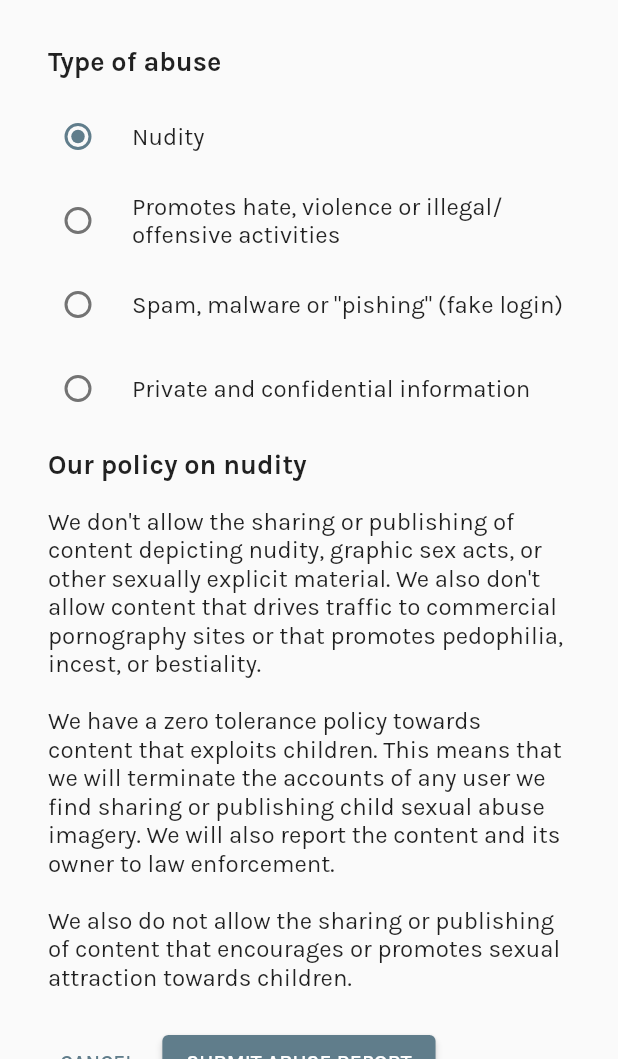
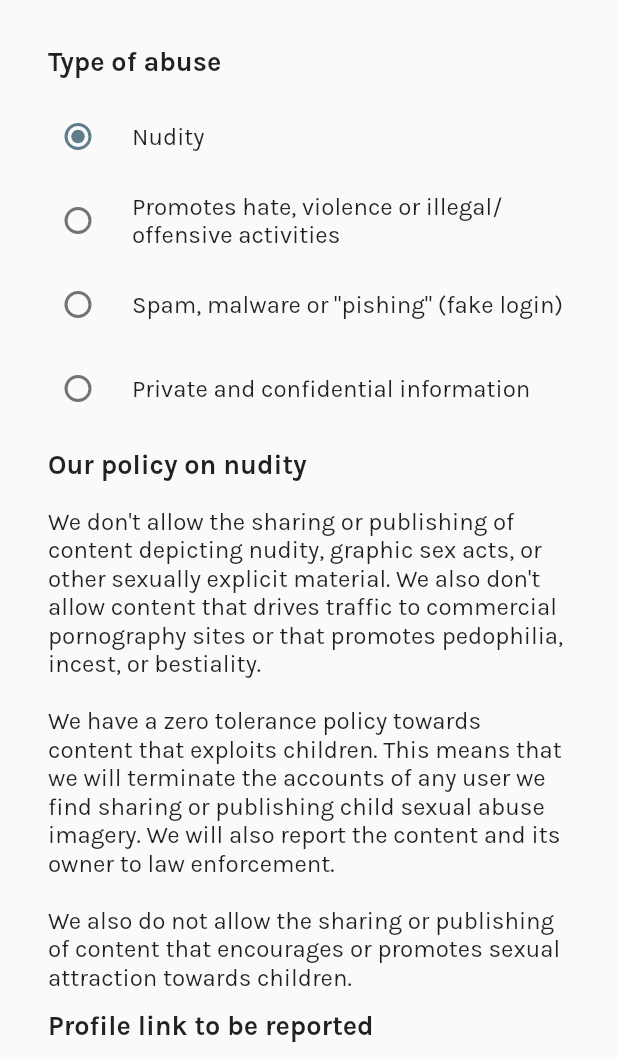
Before and after one commit to flutree/flutree, a Flutter app: the AbuseReport screen opened directly with empty values, on a phone screen of 412 x 824 dp, the part 177-1236 px from its top. Run offline on Flutter 3.47's test engine with Material 2 defaults, Android fonts, the light colour scheme and no system bars; our stand-ins replace cloud_firestore, firebase_core, font_awesome_flutter, google_fonts, package_info_plus, url_strategy; missing offline and left inert: dough; accounts and stored records are empty.

Commit message:
Update social lists to match the main app Add profile link to report page

```diff
--- a/lib/views/report_abuse.dart
+++ b/lib/views/report_abuse.dart
@@ -89,6 +89,19 @@ class _AbuseReportState extends State<AbuseReport> {
                 _abuseMap.values.elementAt(_abuseType.index),
                 style: TextStyle(fontSize: 16),
               ),
+              Padding(
+                padding: const EdgeInsets.symmetric(vertical: 12),
+                child: Text(
+                  'Profile link to be reported',
+                  style: emphasisTextStyle,
+                ),
+              ),
+              Container(
+                  padding: const EdgeInsets.all(10),
+                  decoration: BoxDecoration(
+                      borderRadius: BorderRadius.circular(8),
+                      color: Colors.grey.shade100),
+                  child: SelectableText(widget.profileLink)),
               SizedBox(height: 23),
               Row(
                 children: [
--- a/lib/views/view/user_card.dart
+++ b/lib/views/view/user_card.dart
@@ -25,6 +25,7 @@ class _UserCardState extends State<UserCard> {
     // print('Document exist: ${widget.snapshot.data()}');
     print('Document exist');
     _profileLink = 'https://$kWebappUrl/${widget.code}';
+    print(_profileLink);
 
     List<dynamic> socialsList = widget.snapshot.data()['socials'];
 
```
Also changed, not shown: lib/utils/social_list.dart (+34 -17 lines), lib/views/view/enter_code.dart (+8 -5 lines).
